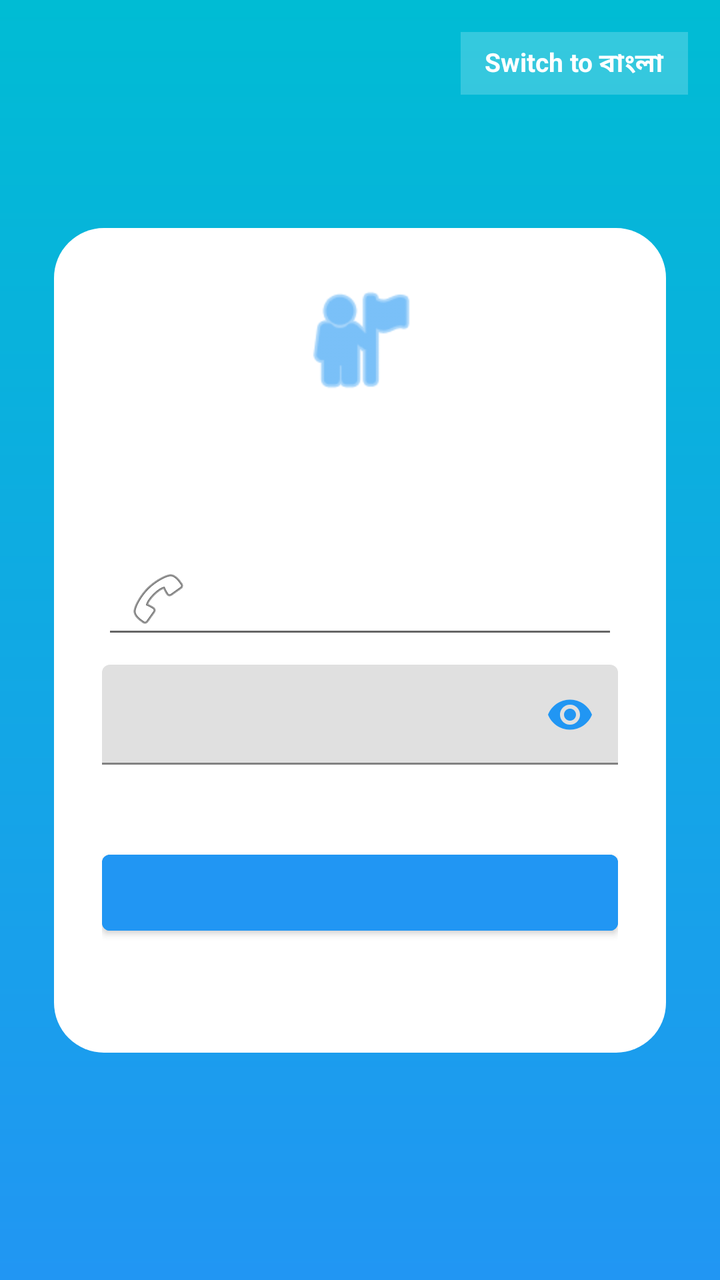
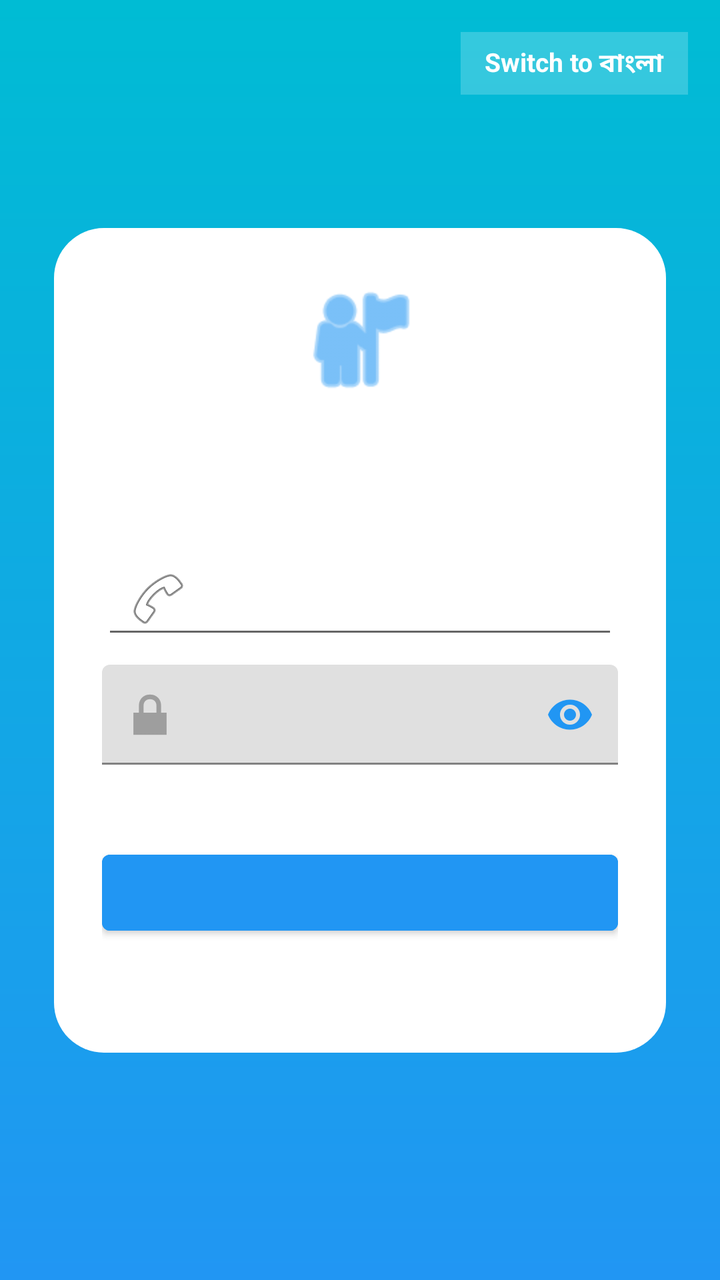

Two renders of the same Android screen: before a commit and after it. Below are the layout's source before the change and the commit's diff.
<!-- AndroidManifest.xml: application theme Theme.TownCrierBD -->
<!-- res/layout/activity_login.xml -->
<?xml version="1.0" encoding="utf-8"?>
<androidx.constraintlayout.widget.ConstraintLayout
    xmlns:android="http://schemas.android.com/apk/res/android"
    xmlns:app="http://schemas.android.com/apk/res-auto"
    android:layout_width="match_parent"
    android:layout_height="match_parent"
    android:background="@drawable/bg_gradient">

    
    <TextView
        android:id="@+id/tvLangToggle"
        android:layout_width="wrap_content"
        android:layout_height="wrap_content"
        android:text="Switch to বাংলা"
        android:textColor="#FFFFFF"
        android:textSize="13sp"
        android:textStyle="bold"
        android:background="#33FFFFFF"
        android:paddingStart="12dp"
        android:paddingEnd="12dp"
        android:paddingTop="6dp"
        android:paddingBottom="6dp"
        android:clickable="true"
        android:focusable="true"
        app:layout_constraintTop_toTopOf="parent"
        app:layout_constraintEnd_toEndOf="parent"
        android:layout_marginTop="16dp"
        android:layout_marginEnd="16dp"/>

    <LinearLayout
        android:id="@+id/loginCard"
        android:layout_width="0dp"
        android:layout_height="wrap_content"
        android:orientation="vertical"
        android:gravity="center"
        android:background="@drawable/bg_card"
        android:padding="24dp"
        app:layout_constraintWidth_percent="0.85"
        app:layout_constraintTop_toTopOf="parent"
        app:layout_constraintBottom_toBottomOf="parent"
        app:layout_constraintStart_toStartOf="parent"
        app:layout_constraintEnd_toEndOf="parent">

        <ImageView
            android:layout_width="64dp"
            android:layout_height="64dp"
            android:src="@android:drawable/ic_menu_myplaces"
            app:tint="@color/blue_start"
            android:contentDescription="@string/app_name" />

        
        <TextView
            android:id="@+id/tvAppName"
            android:layout_width="wrap_content"
            android:layout_height="wrap_content"
            android:textColor="@color/text_primary"
            android:textStyle="bold"
            android:textSize="22sp"
            android:layout_marginTop="8dp" />

        
        <TextView
            android:id="@+id/tvSubtitle"
            android:layout_width="wrap_content"
            android:layout_height="wrap_content"
            android:textColor="@color/hint_gray"
            android:layout_marginBottom="16dp" />

        
        <EditText
            android:id="@+id/etEmail"
            android:layout_width="match_parent"
            android:layout_height="50dp"
            android:drawableStart="@android:drawable/ic_menu_call"
            android:inputType="text"
            android:padding="12dp" />

        
        <com.google.android.material.textfield.TextInputLayout
            android:id="@+id/tilPassword"
            android:layout_width="match_parent"
            android:layout_height="wrap_content"
            app:endIconMode="password_toggle"
            app:endIconTint="@color/blue_start"
            android:layout_marginTop="8dp">

            <com.google.android.material.textfield.TextInputEditText
                android:id="@+id/etPassword"
                android:layout_width="match_parent"
                android:layout_height="50dp"
                android:inputType="textPassword"
                android:padding="12dp" />
        </com.google.android.material.textfield.TextInputLayout>

        
        <TextView
            android:id="@+id/tvForgotPassword"
            android:layout_width="wrap_content"
            android:layout_height="wrap_content"
            android:textColor="@color/blue_start"
            android:layout_gravity="end"
            android:layout_marginTop="6dp"
            android:clickable="true"
            android:focusable="true"/>

        
        <Button
            android:id="@+id/btnLogin"
            android:layout_width="match_parent"
            android:layout_height="50dp"
            android:textColor="@color/white"
            android:backgroundTint="@color/blue_start"
            android:layout_marginTop="14dp" />

        
        <TextView
            android:id="@+id/tvGotoSignup"
            android:layout_width="wrap_content"
            android:layout_height="wrap_content"
            android:textColor="@color/hint_gray"
            android:layout_marginTop="12dp" />

    </LinearLayout>

</androidx.constraintlayout.widget.ConstraintLayout>
<!-- resources referenced by this layout -->
<resources>
  <color name="blue_start">#2196F3</color>
  <color name="hint_gray">#9E9E9E</color>
  <color name="text_primary">#0D47A1</color>
  <color name="white">#FFFFFF</color>
  <!-- drawable bg_card (drawable) -->
  <shape xmlns:android="http://schemas.android.com/apk/res/android">
      <solid android:color="@color/white"/>
      <corners android:radius="25dp"/>
      <padding
          android:left="20dp"
          android:top="20dp"
          android:right="20dp"
          android:bottom="20dp"/>
  </shape>
  <!-- drawable bg_gradient (drawable) -->
  <shape xmlns:android="http://schemas.android.com/apk/res/android" android:shape="rectangle">
      <gradient
          android:startColor="@color/blue_start"
          android:endColor="@color/blue_end"
          android:angle="90"/>
  </shape>
  <string name="app_name">TownCrierBD</string>
  <style name="Theme.TownCrierBD" parent="Theme.MaterialComponents.Light.NoActionBar">
  
          <item name="colorPrimary">@color/blue_end</item>
          <item name="colorPrimaryVariant">@color/blue_start</item>
          <item name="colorOnPrimary">@color/white</item>
  
          <item name="colorSecondary">@color/blue_start</item>
          <item name="colorSecondaryVariant">@color/blue_end</item>
          <item name="colorOnSecondary">@color/white</item>
  
          <item name="android:forceDarkAllowed" tools:targetApi="q">false</item>
  
          <item name="android:statusBarColor">@color/blue_start</item>
          <item name="android:navigationBarColor">@color/blue_start</item>
  
          <item name="spinnerStyle">@style/TownCrierBD.SpinnerStyle</item>
      </style>
  <color name="blue_end">#00BCD4</color>
  <style name="TownCrierBD.SpinnerStyle" parent="Widget.AppCompat.Spinner">
      <item name="android:popupBackground">@drawable/bg_spinner_popup_white</item>
          <item name="popupTheme">@style/TownCrierBD.PopupTheme</item>
      </style>
  <!-- drawable bg_spinner_popup_white (drawable) -->
  <?xml version="1.0" encoding="utf-8"?>
  <shape xmlns:android="http://schemas.android.com/apk/res/android">
      <solid android:color="#FFFFFF"/>
      <corners android:radius="16dp"/>
      <padding
          android:left="8dp"
          android:top="8dp"
          android:right="8dp"
          android:bottom="8dp"/>
  </shape>
  <style name="TownCrierBD.PopupTheme" parent="ThemeOverlay.MaterialComponents.Light">
          <item name="android:popupBackground">@drawable/bg_spinner_popup_white</item>
      </style>
</resources>

<!-- the commit's change to res/layout/activity_login.xml (unified diff, before → after) -->
@@ -72,6 +72,7 @@
             android:layout_width="match_parent"
             android:layout_height="50dp"
             android:drawableStart="@android:drawable/ic_menu_call"
+            android:drawablePadding="8dp"
             android:inputType="text"
             android:padding="12dp" />
 
@@ -82,6 +83,8 @@
             android:layout_height="wrap_content"
             app:endIconMode="password_toggle"
             app:endIconTint="@color/blue_start"
+            app:startIconDrawable="@android:drawable/ic_lock_lock"
+            app:startIconTint="@color/hint_gray"
             android:layout_marginTop="8dp">
 
             <com.google.android.material.textfield.TextInputEditText
